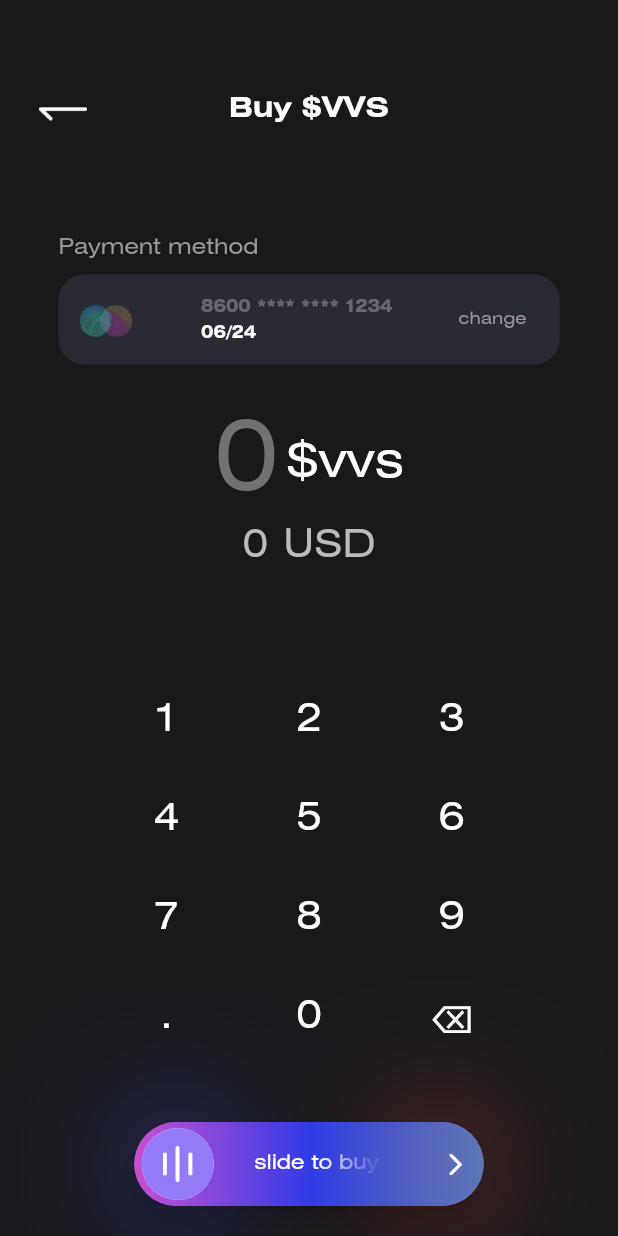
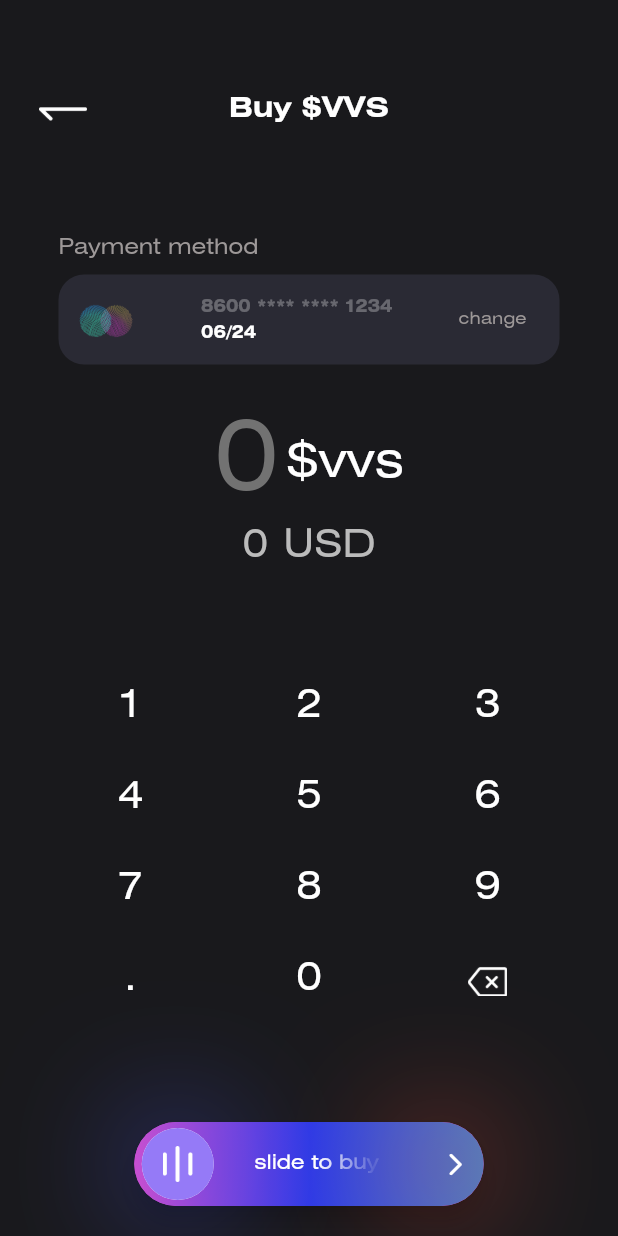
Before and after one commit to Javoh29/Wallet, a Flutter app: the screen it shows after launch, after a tap on "$VVs", on a phone screen of 412 x 824 dp. Run offline on Flutter 3.47's test engine with Material 2 defaults, Android fonts, the phone set to English and light mode, and no system bars; our stand-ins replace flutter_svg, sliding_up_panel; missing offline and left inert: slide_to_confirm; project files that could hold a hidden picture were left out.

Commit message:
some change buy page

```diff
--- a/lib/config/constants/assets.dart
+++ b/lib/config/constants/assets.dart
@@ -29,6 +29,8 @@ class _Icons extends _AssetsHolder {
   String get exchange => '$basePath/ic_exchange.svg';
 
   String get send => '$basePath/ic_send.svg';
+
+  String get delete => '$basePath/ic_delete.png';
 }
 
 class _Images extends _AssetsHolder {
--- a/lib/presentation/pages/buy/buy_page.dart
+++ b/lib/presentation/pages/buy/buy_page.dart
@@ -128,25 +128,30 @@ class _BuyPageState extends State<BuyPage> {
                     ],
                   ),
                 ),
-                // #keyboard
                 Expanded(
-                  child: GridView.builder(
-                    shrinkWrap: true,
-                    physics: const BouncingScrollPhysics(),
-                    itemCount: keyboardNumbers.length,
-                    padding: const EdgeInsets.symmetric(horizontal: 78),
-                    gridDelegate:
-                        const SliverGridDelegateWithFixedCrossAxisCount(
-                            crossAxisCount: 3, crossAxisSpacing: 29),
-                    itemBuilder: (BuildContext context, int index) {
+                  child: Column(
+                    mainAxisAlignment: MainAxisAlignment.spaceBetween,
+                    children: List.generate(4, (indexY) {
+                      return Row(
+                        mainAxisAlignment: MainAxisAlignment.spaceEvenly,
+                        children: List.generate(
+                          3,
+                          (indexX) {
                             return TextButton(
-                        onPressed: () => addAmount(keyboardNumbers[index]),
+                              onPressed: () => addAmount(
+                                  keyboardNumbers[indexY * 3 + indexX]),
                               style: ButtonStyle(
-                          shape:
-                              MaterialStateProperty.all(const CircleBorder()),
+                                shape: MaterialStateProperty.all(
+                                    const CircleBorder()),
                               ),
-                        child: Text(
-                          keyboardNumbers[index],
+                              child: indexY * 3 + indexX == 11
+                                  ? Image.asset(
+                                      Assets.icons.delete,
+                                      height: 20,
+                                      color: AppColors.baseLight,
+                                    )
+                                  : Text(
+                                      keyboardNumbers[indexY * 3 + indexX],
                                       style: AppTextStyles.h2.copyWith(
                                         fontWeight: FontWeight.w400,
                                         color: Colors.white,
@@ -155,9 +160,45 @@ class _BuyPageState extends State<BuyPage> {
                             );
                           },
                         ),
+                      );
+                    }),
                   ),
+                ),
+                // #keyboard
+                // Expanded(
+                //   child: GridView.builder(
+                //     shrinkWrap: true,
+                //     physics: const BouncingScrollPhysics(),
+                //     itemCount: keyboardNumbers.length,
+                //     padding: const EdgeInsets.symmetric(horizontal: 78),
+                //     gridDelegate: SliverGridDelegateWithFixedCrossAxisCount(
+                //       // childAspectRatio:sizeDisplay> 1.6,
+                //       crossAxisCount: 3,
+                //       crossAxisSpacing: 33,
+                //     ),
+                //     itemBuilder: (BuildContext context, int index) {
+                //       return TextButton(
+                //         onPressed: () => addAmount(keyboardNumbers[index]),
+                //         style: ButtonStyle(
+                //           shape:
+                //               MaterialStateProperty.all(const CircleBorder()),
+                //         ),
+                //         child: Text(
+                //           keyboardNumbers[index],
+                //           style: AppTextStyles.h2.copyWith(
+                //             fontWeight: FontWeight.w400,
+                //             color: Colors.white,
+                //           ),
+                //         ),
+                //       );
+                //     },
+                //   ),
+                // ),
               ],
             ),
+          ),
+          const SizedBox(
+            height: 50,
           ),
           Builder(
             builder: (context) {
--- a/lib/presentation/pages/buy/components/slider_to_buy.dart
+++ b/lib/presentation/pages/buy/components/slider_to_buy.dart
@@ -98,14 +98,14 @@ class SlideAction extends StatefulWidget {
 }
 
 List<Color> listGradient1 = [
-  Color(0xffDA4ECB),
-  Color(0xff2C3AE8),
-  Color(0xff467FC9),
+  const Color(0xffDA4ECB),
+  const Color(0xff2C3AE8),
+  const Color(0xff467FC9),
 ];
 List<Color> listGradient2 = [
-  Color(0xff5E4F5C),
-  Color(0xff505273),
-  Color(0xff424A54),
+  const Color(0xff5E4F5C),
+  const Color(0xff505273),
+  const Color(0xff424A54),
 ];
 bool complated = false;
 
@@ -117,7 +117,7 @@ class SlideActionState extends State<SlideAction>
   double _dx = 0;
   double _maxDx = 0;
   double get _progress => _dx == 0 ? 0 : _dx / _maxDx;
-  double _endDx = 0;
+   double _endDx = 0;
   double _dz = 1;
   double? _initialContainerWidth, _containerWidth;
   double _checkAnimationDx = 0;
--- a/lib/presentation/pages/wallet/wallet_page.dart
+++ b/lib/presentation/pages/wallet/wallet_page.dart
@@ -18,7 +18,7 @@ class WalletPage extends StatelessWidget {
       decoration: AppDecorations.defDecor.copyWith(
         image: DecorationImage(
           image: AssetImage(Assets.images.bgGrdient),
-          alignment: Alignment.topCenter,
+          alignment: Alignment.topRight,
         ),
         color: AppColors.bgColor2,
       ),
```
Also changed, not shown: assets/icons/ic_delete.png (added). Lines whose indentation alone changed are shown as unchanged.
